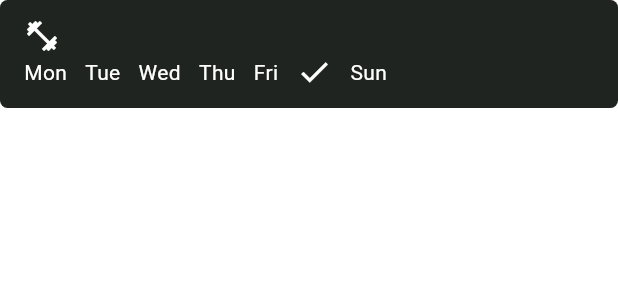
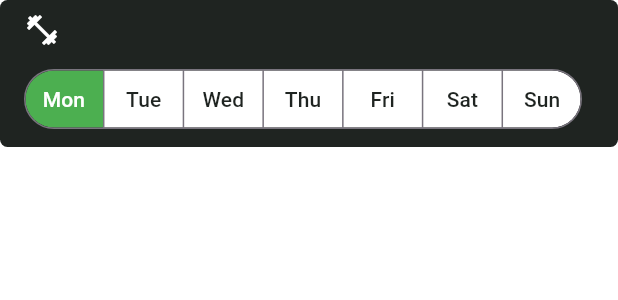
Before and after one commit to kallol000/own-yourself-habit-tracker, a Flutter app: the HabitCard widget shown alone on an empty page, opened directly with empty values, on a phone screen of 412 x 824 dp. Shown: the top 300 px of the screen. Run offline on Flutter 3.47's test engine with Material 3 defaults, Android fonts, the phone set to English and light mode, and no system bars; drawn by our look-alikes of flutter_slidable; our stand-ins replace drift, drift_flutter; accounts and stored records are empty; generated files the repository leaves out were written again.

Commit message:
added initial segment for days

```diff
--- /dev/null
+++ b/devtools_options.yaml
@@ -0,0 +1,3 @@
+description: This file stores settings for Dart & Flutter DevTools.
+documentation: https://docs.flutter.dev/tools/devtools/extensions#configure-extension-enablement-states
+extensions:
--- a/lib/pages/home_page.dart
+++ b/lib/pages/home_page.dart
@@ -80,7 +80,11 @@ class _HomePageState extends State<HomePage> {
               separatorBuilder: (_, __) => const SizedBox(height: 10),
               itemBuilder: (context, index) {
                 final habit = habits[index];
-                return HabitCard(title: habit.title, habitId: habit.id, deleteExistingHabit: deleteExistingHabit,);
+                return HabitCard(
+                  title: habit.title,
+                  habitId: habit.id,
+                  deleteExistingHabit: deleteExistingHabit,
+                );
               },
             ),
           );
--- /dev/null
+++ b/lib/widgets/card_segment_button.dart
@@ -0,0 +1,41 @@
+import 'package:flutter/material.dart';
+import 'package:own_yourself/utils/consts.dart';
+
+class CardSegmentButton extends StatefulWidget {
+  final List<String> days;
+  // final int? selectedSegment;
+  const CardSegmentButton({super.key, required this.days});
+
+  @override
+  State<CardSegmentButton> createState() => _CardSegmentButtonState();
+}
+
+class _CardSegmentButtonState extends State<CardSegmentButton> {
+  @override
+  Widget build(BuildContext context) {
+    return Expanded(
+      child: SegmentedButton(
+        style: SegmentedButton.styleFrom(
+          backgroundColor: AppColors.surfaceColor,
+          foregroundColor: AppColors.backgroundColor,
+          selectedBackgroundColor: Colors.green,
+          selectedForegroundColor: AppColors.surfaceColor,
+          padding: EdgeInsets.all(0),
+        ),
+        showSelectedIcon: false,
+
+        segments: widget.days
+            .map((day) => ButtonSegment(value: day, label: Text(day)))
+            .toList(),
+        emptySelectionAllowed: true,
+        selected: widget.days.where((day) => day == 'Mon').toSet(),
+        onSelectionChanged: (Set<String> newSelection) {
+          setState(() {
+            Set<String> selectedDays = newSelection;
+          });
+        },
+        multiSelectionEnabled: true,
+      ),
+    );
+  }
+}
--- a/lib/widgets/habit_card.dart
+++ b/lib/widgets/habit_card.dart
@@ -1,6 +1,7 @@
 import 'package:flutter/material.dart';
 import 'package:flutter_slidable/flutter_slidable.dart';
 import 'package:own_yourself/utils/consts.dart';
+import 'package:own_yourself/widgets/card_segment_button.dart';
 import 'package:own_yourself/widgets/confirmation_popup.dart';
 
 class HabitCard extends StatefulWidget {
@@ -49,7 +50,10 @@ class _HabitCardState extends State<HabitCard> {
       child: ListTile(
         shape: RoundedRectangleBorder(borderRadius: BorderRadius.circular(5)),
         tileColor: AppColors.backgroundColor,
-        title: Row(
+
+        title: Padding(
+          padding: const EdgeInsets.only(bottom: 10.0),
+          child: Row(
             spacing: 10.0,
             children: [
               Icon(Icons.fitness_center, color: AppColors.surfaceColor),
@@ -62,16 +66,14 @@ class _HabitCardState extends State<HabitCard> {
               ),
             ],
           ),
+        ),
+
         subtitle: Row(
           spacing: 12.0,
           children: [
-            Text("Mon", style: TextStyle(color: AppColors.surfaceColor)),
-            Text("Tue", style: TextStyle(color: AppColors.surfaceColor)),
-            Text("Wed", style: TextStyle(color: AppColors.surfaceColor)),
-            Text("Thu", style: TextStyle(color: AppColors.surfaceColor)),
-            Text("Fri", style: TextStyle(color: AppColors.surfaceColor)),
-            Icon(Icons.check, color: AppColors.surfaceColor),
-            Text("Sun", style: TextStyle(color: AppColors.surfaceColor)),
+            CardSegmentButton(
+              days: ['Mon', 'Tue', 'Wed', 'Thu', 'Fri', 'Sat', 'Sun'],
+            ),
           ],
         ),
 
```
Also changed, not shown: lib/data/habit_database.dart (deleted, +0 -92 lines), 1 other file. Lines whose indentation alone changed are shown as unchanged.
